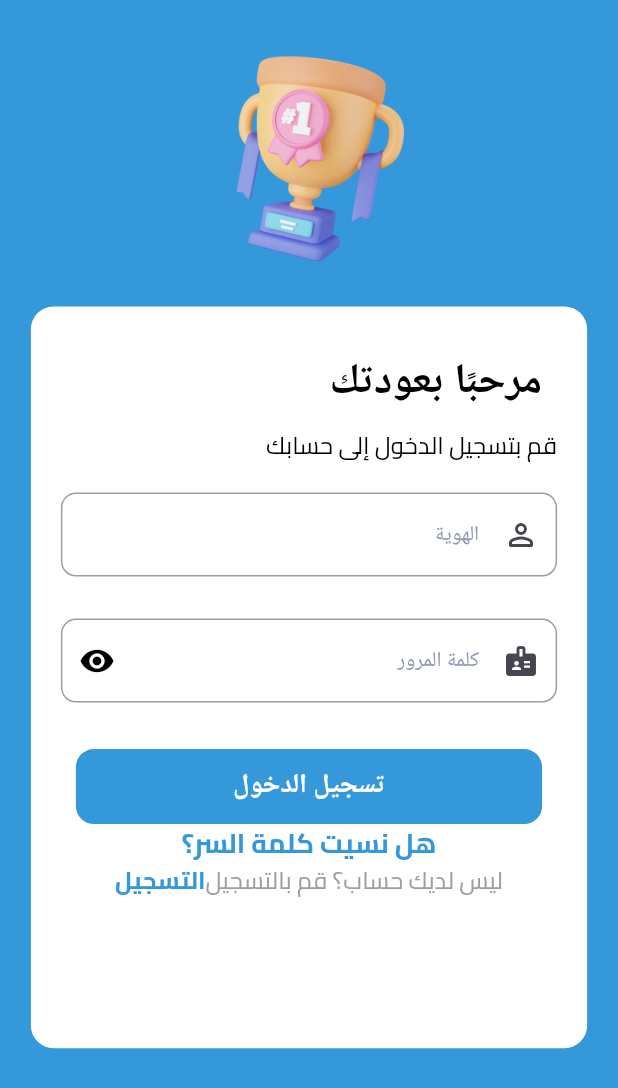
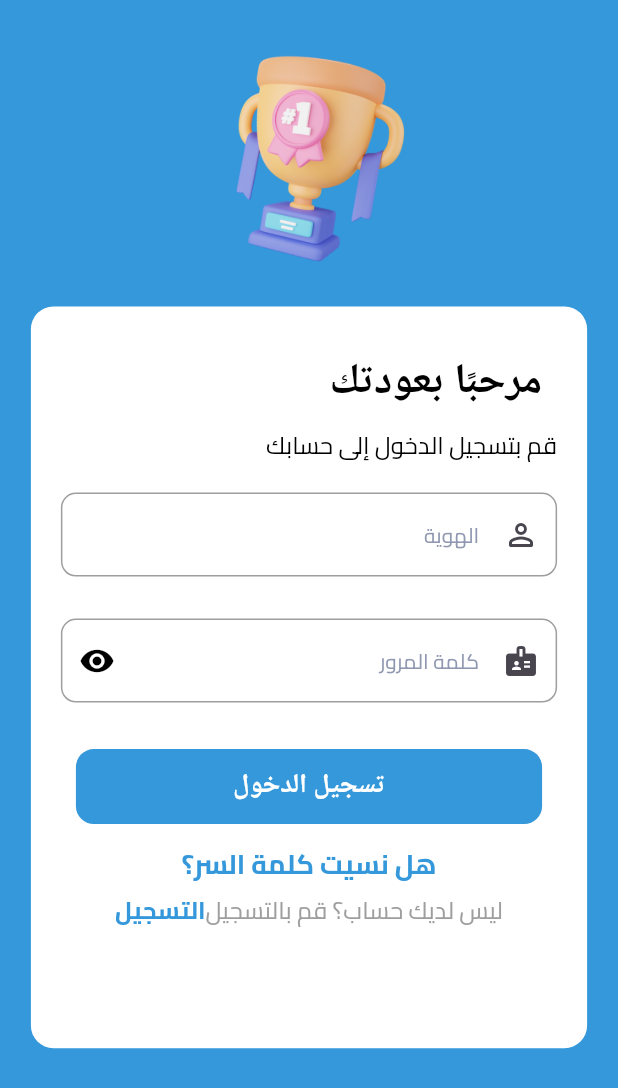
Before and after one commit to mahmoudrabie97/Test_Manegment, a Flutter app: the LoginView screen opened directly, on a phone screen of 412 x 824 dp. Shown: the top 1088 px of the screen. Run offline on Flutter 3.47's test engine with Material 3 defaults, Android fonts, the light colour scheme and no system bars; drawn by our look-alikes of animated_text_kit; project files that could hold a hidden picture were left out.

Commit message:
finish login

```diff
--- a/lib/pages/authPages/loginpage/widgets/custom_container_login.dart
+++ b/lib/pages/authPages/loginpage/widgets/custom_container_login.dart
@@ -113,6 +113,10 @@ class CustomContainerLogin extends StatelessWidget {
                       borderRadius: 12,
                     ),
                   ),
+
+                  SizedBox(
+                    height: 14,
+                  ),
                   GestureDetector(
                     onTap: () {},
                     child: CustomTextarabic(
@@ -121,6 +125,9 @@ class CustomContainerLogin extends StatelessWidget {
                       color: AppColor.primary,
                       fontWeight: FontWeight.w700,
                     ),
+                  ),
+                  SizedBox(
+                    height: 6,
                   ),
                   Row(
                     //crossAxisAlignment: CrossAxisAlignment.center,
--- a/lib/utilites/widgets/customtextformfield.dart
+++ b/lib/utilites/widgets/customtextformfield.dart
@@ -1,4 +1,5 @@
 import 'package:flutter/material.dart';
+import 'package:test_mangement/utilites/custommethods.dart';
 import 'package:test_mangement/utilites/styles.dart';
 
 class CustomTextFormField extends StatelessWidget {
@@ -45,7 +46,8 @@ class CustomTextFormField extends StatelessWidget {
           filled: true,
           fillColor: fillColor,
           hintText: hintText,
-          hintStyle: Styles.style14,
+          hintStyle: Styles.style14
+              .copyWith(fontFamily: isarAbic() ? "Cairo" : 'Roboto'),
           border: OutlineInputBorder(
             borderRadius: BorderRadius.circular(15.0),
             borderSide: const BorderSide(color: Colors.grey),
```
Also changed, not shown: lib/pages/welcome_page_one/welcome_one.dart (+3 -5 lines).
